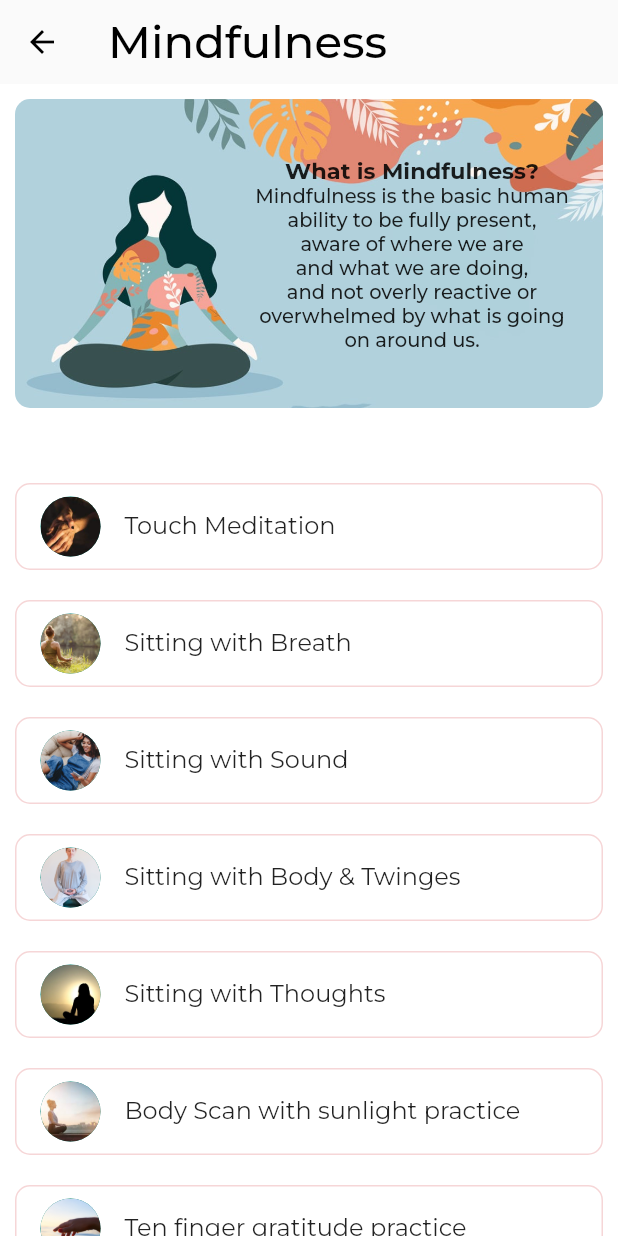
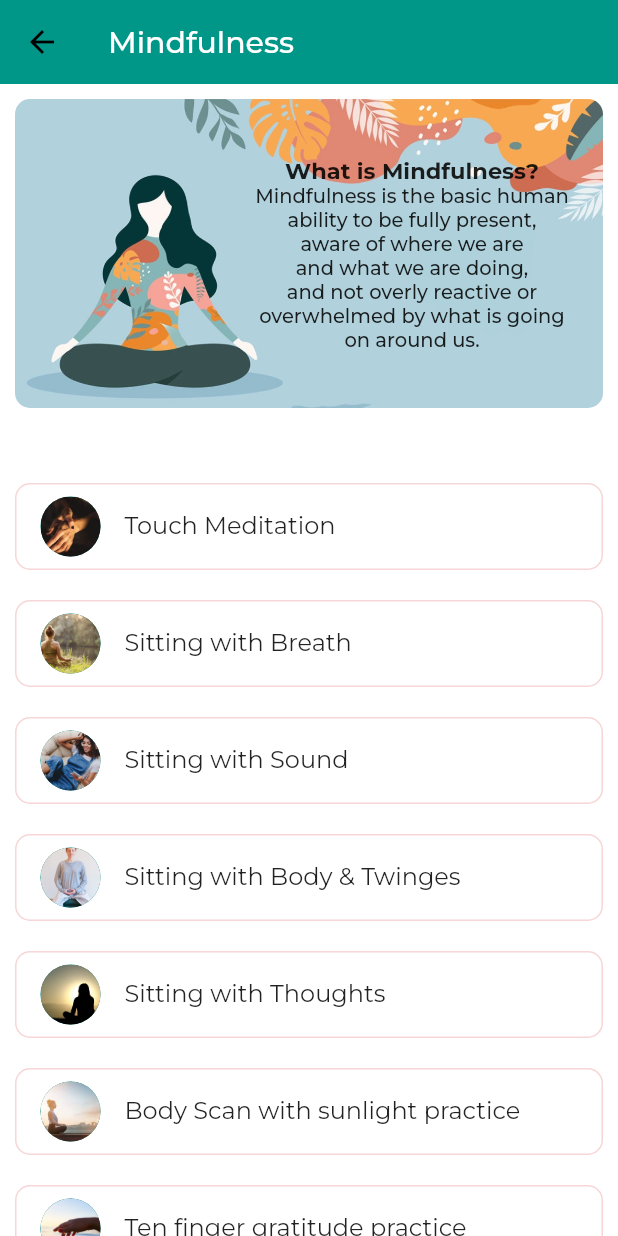
Before and after one commit to SIH-Team-Epione/Flutter-app-Epione, a Flutter app: the MindfulnessScreen screen opened by its route, on a phone screen of 412 x 824 dp. Run offline on Flutter 3.47's test engine with Material 2 defaults, Android fonts, the phone set to English and light mode, and no system bars; our stand-ins replace assets_audio_player, audioplayers, carousel_slider, firebase_auth, firebase_core, firebase_database and 14 more; missing offline and left inert: agora_rtc_engine, dialogflow_grpc, flutter_dnd, flutter_email_sender, heart_bpm, maps_launcher and 3 more; accounts and stored records are empty; project files that could hold a hidden picture were left out.

Commit message:
changed color of appbar

```diff
--- a/lib/screens/mental_health/mindfulness.dart
+++ b/lib/screens/mental_health/mindfulness.dart
@@ -18,13 +18,10 @@ class _MindfulnessScreenState extends State<MindfulnessScreen> {
         elevation: 0,
         title: Text(
           'Mindfulness',
-          style: TextStyle(
-            fontSize: 30,
-            color: Color(0xFF000000),
-          ),
+          style: TextStyle(),
         ),
         iconTheme: IconThemeData(color: Color(0xFF000000)),
-        backgroundColor: Color(0xFFfafafa),
+        backgroundColor: Colors.teal,
       ),
       body: SafeArea(
         child: Column(
```
Also changed, not shown: lib/screens/mental_health/meditation.dart (+2 -5 lines), lib/screens/physical_health/pmr.dart (+10 -7 lines), assets/images/pmr1.jpg.
